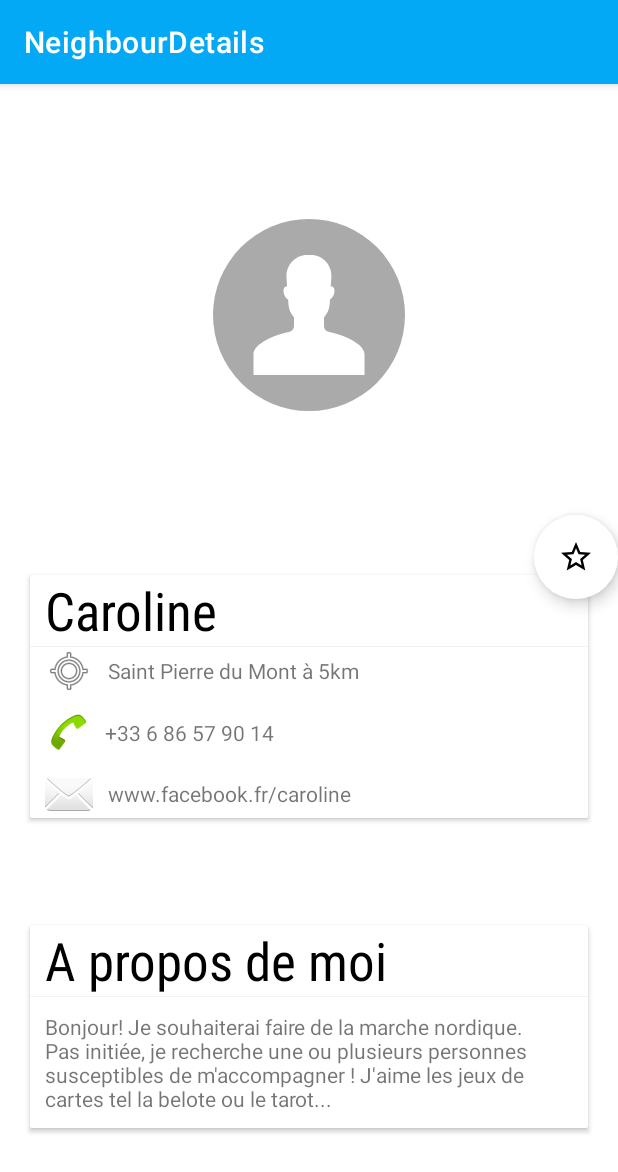
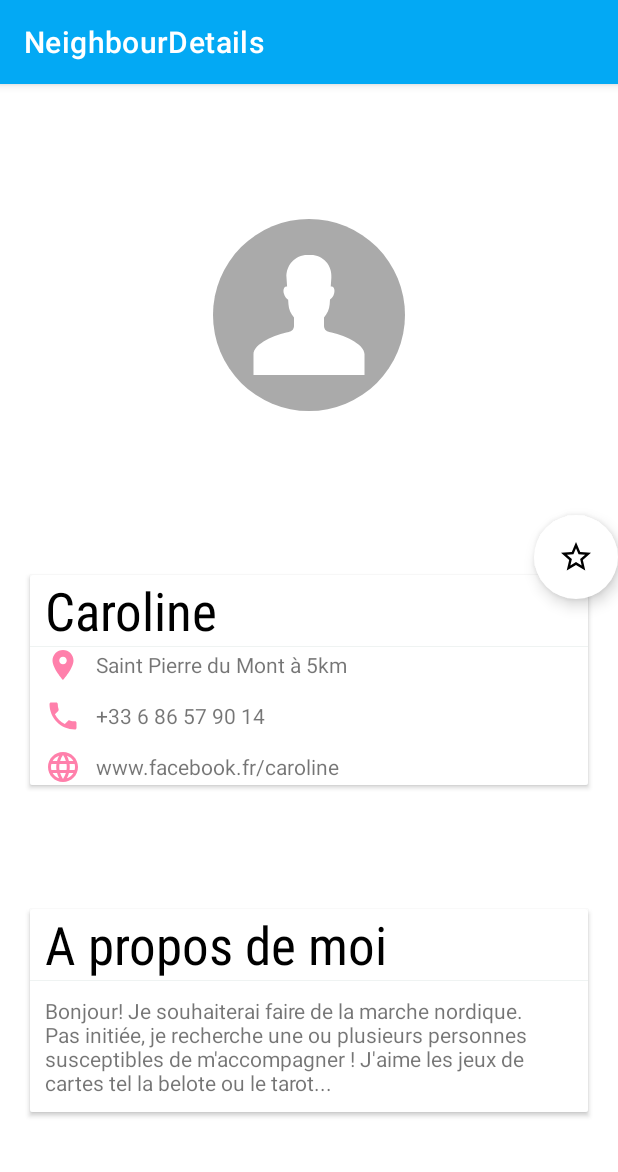
Before and after one commit to LucasGitHubz/Entrevoisins, an Android app: the NeighbourDetailsActivity screen opened directly, with no data from a screen before it, on a phone screen of 412 x 824 dp. Shown: the top 1172 px of the screen. Run offline under Robolectric (Android 15) with nearby library versions, the phone set to English and light mode, and no system bars; our stand-ins replace ButterKnife; pictures from the network do not load; 7 statements that could not run were skipped.

Commit message:
svg + backButton action added

```diff
--- a/Entrevoisins/app/src/main/java/com/openclassrooms/entrevoisins/ui/neighbour_list/NeighbourDetailsActivity.java
+++ b/Entrevoisins/app/src/main/java/com/openclassrooms/entrevoisins/ui/neighbour_list/NeighbourDetailsActivity.java
@@ -63,6 +63,12 @@ public class NeighbourDetailsActivity extends AppCompatActivity {
     }
 
     private void init() {
+        backButton.setOnClickListener(new View.OnClickListener() {
+            @Override
+            public void onClick(View view) {
+                finish();
+            }
+        });
         setStarImage();
         Glide.with(profilImage.getContext())
                 .load(neighbour.getAvatarUrl())
--- /dev/null
+++ b/Entrevoisins/app/src/main/res/drawable/pink_language.xml
@@ -0,0 +1,6 @@
+<?xml version="1.0" encoding="utf-8"?>
+<vector android:height="24dp" android:tint="#FF80AB"
+    android:viewportHeight="24.0" android:viewportWidth="24.0"
+    android:width="24dp" xmlns:android="http://schemas.android.com/apk/res/android">
+    <path android:fillColor="#FF000000" android:pathData="M11.99,2C6.47,2 2,6.48 2,12s4.47,10 9.99,10C17.52,22 22,17.52 22,12S17.52,2 11.99,2zM18.92,8h-2.95c-0.32,-1.25 -0.78,-2.45 -1.38,-3.56 1.84,0.63 3.37,1.91 4.33,3.56zM12,4.04c0.83,1.2 1.48,2.53 1.91,3.96h-3.82c0.43,-1.43 1.08,-2.76 1.91,-3.96zM4.26,14C4.1,13.36 4,12.69 4,12s0.1,-1.36 0.26,-2h3.38c-0.08,0.66 -0.14,1.32 -0.14,2 0,0.68 0.06,1.34 0.14,2L4.26,14zM5.08,16h2.95c0.32,1.25 0.78,2.45 1.38,3.56 -1.84,-0.63 -3.37,-1.9 -4.33,-3.56zM8.03,8L5.08,8c0.96,-1.66 2.49,-2.93 4.33,-3.56C8.81,5.55 8.35,6.75 8.03,8zM12,19.96c-0.83,-1.2 -1.48,-2.53 -1.91,-3.96h3.82c-0.43,1.43 -1.08,2.76 -1.91,3.96zM14.34,14L9.66,14c-0.09,-0.66 -0.16,-1.32 -0.16,-2 0,-0.68 0.07,-1.35 0.16,-2h4.68c0.09,0.65 0.16,1.32 0.16,2 0,0.68 -0.07,1.34 -0.16,2zM14.59,19.56c0.6,-1.11 1.06,-2.31 1.38,-3.56h2.95c-0.96,1.65 -2.49,2.93 -4.33,3.56zM16.36,14c0.08,-0.66 0.14,-1.32 0.14,-2 0,-0.68 -0.06,-1.34 -0.14,-2h3.38c0.16,0.64 0.26,1.31 0.26,2s-0.1,1.36 -0.26,2h-3.38z"/>
+</vector>
--- /dev/null
+++ b/Entrevoisins/app/src/main/res/drawable/pink_location.xml
@@ -0,0 +1,6 @@
+<?xml version="1.0" encoding="utf-8"?>
+<vector android:height="24dp" android:tint="#FF80AB"
+    android:viewportHeight="24.0" android:viewportWidth="24.0"
+    android:width="24dp" xmlns:android="http://schemas.android.com/apk/res/android">
+    <path android:fillColor="#FF000000" android:pathData="M12,2C8.13,2 5,5.13 5,9c0,5.25 7,13 7,13s7,-7.75 7,-13c0,-3.87 -3.13,-7 -7,-7zM12,11.5c-1.38,0 -2.5,-1.12 -2.5,-2.5s1.12,-2.5 2.5,-2.5 2.5,1.12 2.5,2.5 -1.12,2.5 -2.5,2.5z"/>
+</vector>
--- /dev/null
+++ b/Entrevoisins/app/src/main/res/drawable/pink_mobile.xml
@@ -0,0 +1,6 @@
+<?xml version="1.0" encoding="utf-8"?>
+<vector android:height="24dp" android:tint="#FF80AB"
+    android:viewportHeight="24.0" android:viewportWidth="24.0"
+    android:width="24dp" xmlns:android="http://schemas.android.com/apk/res/android">
+    <path android:fillColor="#FF000000" android:pathData="M6.62,10.79c1.44,2.83 3.76,5.14 6.59,6.59l2.2,-2.2c0.27,-0.27 0.67,-0.36 1.02,-0.24 1.12,0.37 2.33,0.57 3.57,0.57 0.55,0 1,0.45 1,1V20c0,0.55 -0.45,1 -1,1 -9.39,0 -17,-7.61 -17,-17 0,-0.55 0.45,-1 1,-1h3.5c0.55,0 1,0.45 1,1 0,1.25 0.2,2.45 0.57,3.57 0.11,0.35 0.03,0.74 -0.25,1.02l-2.2,2.2z"/>
+</vector>
--- a/Entrevoisins/app/src/main/res/layout/neighbour_details.xml
+++ b/Entrevoisins/app/src/main/res/layout/neighbour_details.xml
@@ -21,7 +21,6 @@
         android:id="@+id/back_button"
         android:layout_width="wrap_content"
         android:layout_height="wrap_content"
-        android:layout_margin="20dp"
         style="?android:attr/borderlessButtonStyle"
         android:backgroundTint="@android:color/transparent"
         app:icon="?attr/actionModeCloseDrawable"
@@ -88,7 +87,7 @@
                         android:layout_width="wrap_content"
                         android:layout_height="wrap_content"
                         app:layout_constraintRight_toRightOf="@+id/profil_location"
-                        app:srcCompat="@android:drawable/ic_menu_mylocation" />
+                        app:srcCompat="@drawable/pink_location" />
 
                     <TextView
                         android:id="@+id/profil_location"
@@ -110,7 +109,7 @@
                         android:layout_width="wrap_content"
                         android:layout_height="wrap_content"
                         app:layout_constraintRight_toRightOf="@+id/profil_location"
-                        app:srcCompat="@android:drawable/sym_action_call" />
+                        app:srcCompat="@drawable/pink_mobile" />
 
                     <TextView
                         android:id="@+id/profil_number"
@@ -132,7 +131,7 @@
                         android:layout_width="wrap_content"
                         android:layout_height="wrap_content"
                         app:layout_constraintRight_toRightOf="@+id/profil_location"
-                        app:srcCompat="@android:drawable/ic_dialog_email" />
+                        app:srcCompat="@drawable/pink_language" />
 
                     <TextView
                         android:id="@+id/profil_network"
```
Also changed, not shown: 139 other files.
